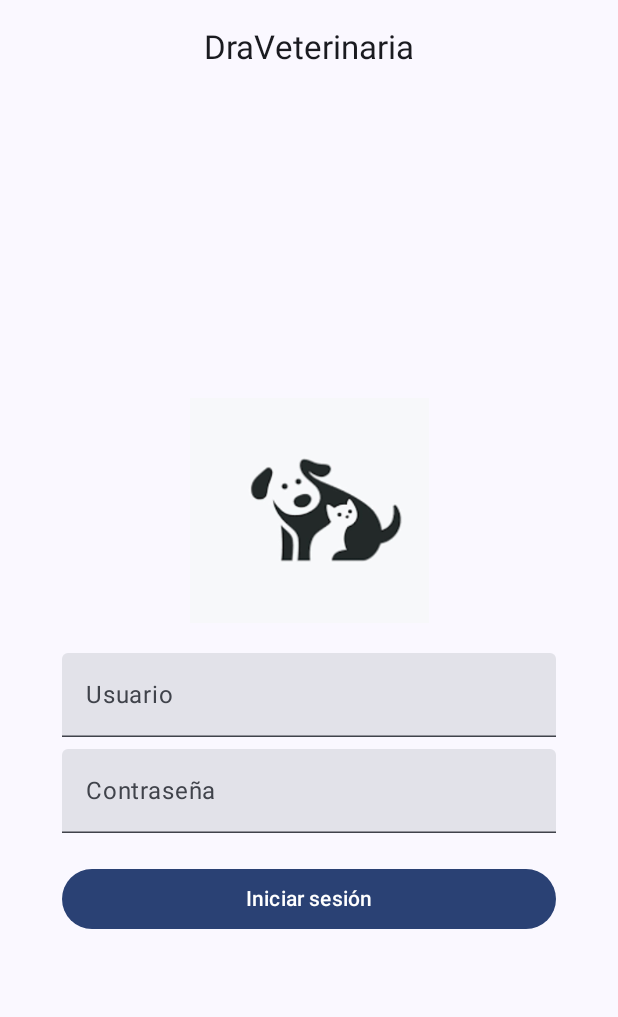
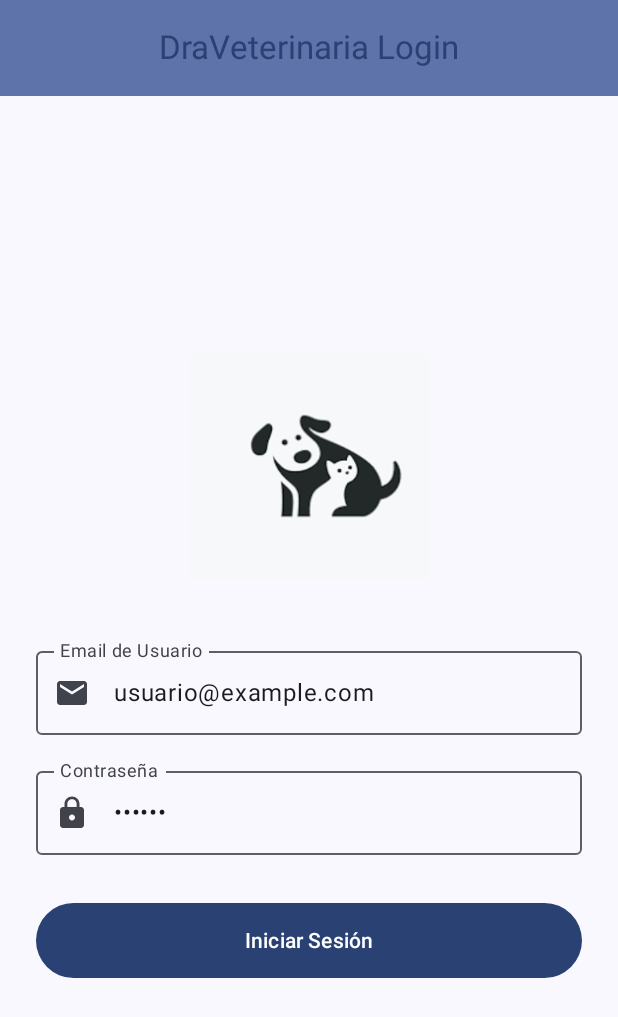
Before and after one commit to francisconimarvin/DraVeterinariaMobile, an Android app built with Jetpack Compose: the screen it shows after launch (MainActivity), on a phone screen of 412 x 824 dp. Shown: the top 1017 px of the screen. Run offline under Robolectric (Android 15) with nearby library versions, the phone set to English and light mode, and no system bars.

Commit message:
APIs integradas y funcionando

```diff
--- a/app/src/main/java/com/example/draveterinaria/MainActivity.kt
+++ b/app/src/main/java/com/example/draveterinaria/MainActivity.kt
@@ -22,7 +22,7 @@ import com.example.draveterinaria.navigation.Screen
 import com.example.draveterinaria.ui.screens.HomeScreen
 import com.example.draveterinaria.ui.screens.LoginScreen
 import com.example.draveterinaria.ui.screens.ProfileScreen
-import com.example.draveterinaria.ui.screens.SchedulingScreen // ⭐️ Importar la pantalla de agendamiento
+import com.example.draveterinaria.ui.screens.SchedulingScreen
 import com.example.draveterinaria.viewModels.MainViewModel
 import com.example.draveterinaria.viewModels.SchedulingViewModel
 import com.example.draveterinaria.ui.theme.DraVeterinariaTheme
--- /dev/null
+++ b/app/src/main/java/com/example/draveterinaria/data/model/LoginRequest.kt
@@ -0,0 +1,6 @@
+package com.example.draveterinaria.data.model
+
+data class LoginRequest(
+    val email: String,
+    val password: String
+)
--- /dev/null
+++ b/app/src/main/java/com/example/draveterinaria/data/model/LoginResponse.kt
@@ -0,0 +1,6 @@
+package com.example.draveterinaria.data.model
+
+data class LoginResponse(
+    val token: String,
+    val role: String
+)
--- /dev/null
+++ b/app/src/main/java/com/example/draveterinaria/data/remote/LoginApiService.kt
@@ -0,0 +1,28 @@
+package com.example.draveterinaria.data.remote
+
+import com.example.draveterinaria.data.model.LoginRequest
+import com.example.draveterinaria.data.model.LoginResponse
+import retrofit2.Response
+import retrofit2.http.Body
+import retrofit2.http.POST
+
+/**
+ * Interfaz de servicio que define el contrato con la API de autenticación (puerto 8095).
+ * Retrofit utiliza estas anotaciones para construir las peticiones HTTP.
+ */
+interface LoginApiService {
+
+    /**
+     * Endpoint para iniciar sesión.
+     * * @param request: Contiene el email y la password (se serializa a JSON en el cuerpo).
+     * @return Response<LoginResponse>: Contiene el JWT y el rol si es exitoso (código 200).
+     */
+    @POST("/auth/login")
+    suspend fun login(
+        @Body request: LoginRequest
+    ): Response<LoginResponse>
+
+    // Si tuvieras un endpoint de registro en esta misma API:
+    // @POST("/auth/register")
+    // suspend fun register(@Body request: RegisterRequest): Response<RegisterResponse>
+}
--- a/app/src/main/java/com/example/draveterinaria/data/remote/RetrofitClient.kt
+++ b/app/src/main/java/com/example/draveterinaria/data/remote/RetrofitClient.kt
@@ -4,30 +4,58 @@ import okhttp3.OkHttpClient
 import okhttp3.logging.HttpLoggingInterceptor
 import retrofit2.Retrofit
 import retrofit2.converter.gson.GsonConverterFactory
+import kotlin.getValue
+
+private const val IP_ADDRESS = "http://192.168.0.147"
 
 object RetrofitClient {
 
+    // --- Definición de URLs por Servicio ---
+    private const val BASE_URL_LOGIN = "$IP_ADDRESS:8095/"       // Puerto para LoginAPI
+    private const val BASE_URL_SCHEDULING = "$IP_ADDRESS:8090/"  // Puerto para SchedulingAPI
 
-    private const val BASE_URL = "http://10.0.2.2:8090/"
+    // --- Configuración Común del Cliente HTTP ---
 
     private val loggingInterceptor = HttpLoggingInterceptor().apply {
+        // Nivel BODY para ver el JSON enviado y recibido (útil para debug)
         level = HttpLoggingInterceptor.Level.BODY
     }
 
-    private val client = OkHttpClient.Builder()
+    // OkHttpClient centralizado
+    private val client: OkHttpClient = OkHttpClient.Builder()
+        // Aquí se agregarían interceptores de autenticación JWT si ya tuviéramos el token.
         .addInterceptor(loggingInterceptor)
         .build()
 
-    private val retrofit by lazy {
+    // --- Instancias de Retrofit por API (Diferente Puerto) ---
+
+    // 1. Instancia para LoginAPI (Puerto 8095)
+    private val loginRetrofit: Retrofit by lazy {
         Retrofit.Builder()
-            .baseUrl(BASE_URL)
-            .addConverterFactory(GsonConverterFactory.create()) // Conversor de JSON a Kotlin
+            .baseUrl(BASE_URL_LOGIN) // ⭐️ Usa el puerto 8095 ⭐️
+            .addConverterFactory(GsonConverterFactory.create())
             .client(client)
             .build()
     }
 
-    // Inicializa tu interfaz de servicio API (que define tus @GET y @POST)
-    val apiService: SchedulingApiService by lazy {
-        retrofit.create(SchedulingApiService::class.java)
+    // 2. Instancia para SchedulingAPI (Puerto 8090)
+    private val schedulingRetrofit: Retrofit by lazy {
+        Retrofit.Builder()
+            .baseUrl(BASE_URL_SCHEDULING) // ⭐️ Usa el puerto 8090 ⭐️
+            .addConverterFactory(GsonConverterFactory.create())
+            .client(client)
+            .build()
+    }
+
+    // --- Servicios Expuestos ---
+
+    // Servicio para la autenticación (LoginApiService)
+    val loginApiService: LoginApiService by lazy {
+        loginRetrofit.create(LoginApiService::class.java)
+    }
+
+    // Servicio para la programación de citas (SchedulingApiService)
+    val schedulingApiService: SchedulingApiService by lazy {
+        schedulingRetrofit.create(SchedulingApiService::class.java)
     }
 }
--- a/app/src/main/java/com/example/draveterinaria/ui/screens/LoginScreen.kt
+++ b/app/src/main/java/com/example/draveterinaria/ui/screens/LoginScreen.kt
@@ -3,6 +3,7 @@ package com.example.draveterinaria.ui.screens
 import androidx.compose.foundation.Image
 import androidx.compose.foundation.layout.*
 import androidx.compose.foundation.text.KeyboardOptions
+import androidx.compose.material.icons.Icons
 import androidx.compose.material3.*
 import androidx.compose.runtime.*
 import androidx.compose.ui.Alignment
@@ -16,7 +17,10 @@ import androidx.lifecycle.viewmodel.compose.viewModel
 import androidx.navigation.NavController
 import com.example.draveterinaria.R
 import com.example.draveterinaria.navigation.Screen
+import com.example.draveterinaria.viewModels.LoginState
 import com.example.draveterinaria.viewModels.MainViewModel
+import androidx.compose.material.icons.filled.Email
+import androidx.compose.material.icons.filled.Lock
 
 @OptIn(ExperimentalMaterial3Api::class)
 @Composable
@@ -24,62 +28,123 @@ fun LoginScreen(
     navController: NavController,
     viewModel: MainViewModel = viewModel()
 ) {
-    var username by remember { mutableStateOf("") }
-    var password by remember { mutableStateOf("") }
+    // 1. Estados de la UI para capturar el input del usuario
+    var email by remember { mutableStateOf("usuario@example.com") } // Valor inicial para prueba
+    var password by remember { mutableStateOf("123456") } // Valor inicial para prueba
+
+    // 2. Observación del estado de Login del ViewModel
+    val loginState by viewModel.loginStatus.collectAsState()
+    val snackbarHostState = remember { SnackbarHostState() }
+
+    // 3. Efecto para manejar eventos (navegación y errores)
+    LaunchedEffect(loginState) {
+        when (val state = loginState) {
+            is LoginState.Success -> {
+                // ⭐️ Importante: Aquí es donde debes guardar state.token y state.role
+                //    en DataStore o SharedPreferences para persistencia.
+
+                // Navegar a Home después de guardar el token
+                navController.navigate(Screen.Home.route) {
+                    // Limpia la pila de navegación para que el usuario no pueda
+                    // volver a la pantalla de login con el botón de atrás
+                    popUpTo(Screen.Login.route) { inclusive = true }
+                }
+                // Resetear el estado para que futuras llamadas no activen este LaunchedEffect
+                viewModel.resetLoginStatus()
+            }
+            is LoginState.Error -> {
+                // Mostrar el error en un Snackbar
+                snackbarHostState.showSnackbar(state.message, actionLabel = "Cerrar")
+                // Resetear el estado para que el error no se muestre si volvemos a esta pantalla
+                viewModel.resetLoginStatus()
+            }
+            // Ignorar Idle y Loading
+            else -> Unit
+        }
+    }
 
     Scaffold(
-        topBar = { CenterAlignedTopAppBar(title = { Text("DraVeterinaria") }) }
+        snackbarHost = { SnackbarHost(snackbarHostState) }, // Contenedor para el mensaje de error
+        topBar = {
+            CenterAlignedTopAppBar(
+                title = { Text("DraVeterinaria Login") },
+                colors = TopAppBarDefaults.topAppBarColors(
+                    containerColor = MaterialTheme.colorScheme.primaryContainer,
+                    titleContentColor = MaterialTheme.colorScheme.primary,
+                )
+            )
+        }
     ) { innerPadding ->
         Column(
             modifier = Modifier
                 .padding(innerPadding)
-                .fillMaxSize(),
+                .fillMaxSize()
+                .padding(horizontal = 24.dp),
             horizontalAlignment = Alignment.CenterHorizontally,
             verticalArrangement = Arrangement.Center
         ) {
+            // Logo o imagen de la aplicación
             Image(
-                painter = painterResource(id = R.drawable.ic_launcher),
+                painter = painterResource(id = R.drawable.ic_launcher), // Asegúrate de que este ID sea correcto
                 contentDescription = "Logo DraVeterinaria",
                 modifier = Modifier
-                    .fillMaxWidth()
+                    .fillMaxWidth(0.6f)
                     .height(150.dp),
                 contentScale = ContentScale.Fit
             )
 
-            Spacer(modifier = Modifier.height(16.dp))
+            Spacer(modifier = Modifier.height(32.dp))
 
-            TextField(
-                value = username,
-                onValueChange = { username = it },
-                label = { Text("Usuario") },
+            // Campo de Email/Usuario
+            OutlinedTextField(
+                value = email,
+                onValueChange = { email = it },
+                label = { Text("Email de Usuario") },
+                keyboardOptions = KeyboardOptions(keyboardType = KeyboardType.Email),
+                leadingIcon = { Icon(Icons.Filled.Email, contentDescription = "Email") },
                 modifier = Modifier
-                    .fillMaxWidth(0.8f)
-                    .padding(vertical = 4.dp)
+                    .fillMaxWidth()
+                    .padding(vertical = 8.dp)
             )
 
-            TextField(
+            // Campo de Contraseña
+            OutlinedTextField(
                 value = password,
                 onValueChange = { password = it },
                 label = { Text("Contraseña") },
                 visualTransformation = PasswordVisualTransformation(),
                 keyboardOptions = KeyboardOptions(keyboardType = KeyboardType.Password),
+                leadingIcon = { Icon(Icons.Filled.Lock, contentDescription = "Contraseña") },
                 modifier = Modifier
-                    .fillMaxWidth(0.8f)
-                    .padding(vertical = 4.dp)
+                    .fillMaxWidth()
+                    .padding(vertical = 8.dp)
             )
 
-            Spacer(modifier = Modifier.height(16.dp))
+            Spacer(modifier = Modifier.height(24.dp))
 
+            // Botón de Iniciar Sesión
             Button(
                 onClick = {
-                    // Validación simple de login
-                    if (username.isNotEmpty() && password.isNotEmpty()) {
-                        viewModel.navigateTo(Screen.Home) // ✅ Navegación via ViewModel
+                    // Llamar a la función del ViewModel
+                    if (email.isNotBlank() && password.isNotBlank()) {
+                        viewModel.performLogin(email, password)
+                    } else {
+                        // Opcional: mostrar un Snackbar si los campos están vacíos
+                        // launch { snackbarHostState.showSnackbar("Ingrese email y contraseña.") }
                     }
                 },
-                modifier = Modifier.fillMaxWidth(0.8f)
+                // Deshabilitar mientras la petición está cargando
+                enabled = loginState !is LoginState.Loading,
+                modifier = Modifier
+                    .fillMaxWidth()
+                    .height(50.dp)
             ) {
-                Text("Iniciar sesión")
+                Text(
+                    text = when (loginState) {
+                        LoginState.Loading -> "Verificando Credenciales..."
+                        else -> "Iniciar Sesión"
+                    }
+                )
             }
         }
     }
--- a/app/src/main/java/com/example/draveterinaria/ui/screens/SchedulingScreen.kt
+++ b/app/src/main/java/com/example/draveterinaria/ui/screens/SchedulingScreen.kt
@@ -12,7 +12,8 @@ import com.example.draveterinaria.ui.screens.forms.TutorForm
 import com.example.draveterinaria.ui.screens.forms.ServicioForm
 import com.example.draveterinaria.viewModels.SchedulingViewModel
 import kotlinx.coroutines.flow.collectLatest
-
+import androidx.compose.foundation.verticalScroll
+import androidx.compose.foundation.rememberScrollState
 @Composable
 fun SchedulingScreen(
     viewModel: SchedulingViewModel = viewModel(),
@@ -51,7 +52,8 @@ fun SchedulingScreen(
             modifier = Modifier
                 .fillMaxSize()
                 .padding(paddingValues)
-                .padding(16.dp),
+                .padding(16.dp)
+            .verticalScroll(rememberScrollState()),
             horizontalAlignment = Alignment.CenterHorizontally
         ) {
 
--- a/build.gradle.kts
+++ b/build.gradle.kts
@@ -3,4 +3,5 @@ plugins {
     alias(libs.plugins.android.application) apply false
     alias(libs.plugins.kotlin.android) apply false
     alias(libs.plugins.kotlin.compose) apply false
+
 }
```
Also changed, not shown: app/build.gradle.kts (+33 -37 lines), app/src/main/java/com/example/draveterinaria/data/repository/SchedulingRepository.kt (+36 -12 lines), app/src/main/java/com/example/draveterinaria/viewModels/MainViewModel.kt (+71 -8 lines), app/src/main/java/com/example/draveterinaria/viewModels/SchedulingViewModel.kt (+12 -7 lines), 5 other files.
